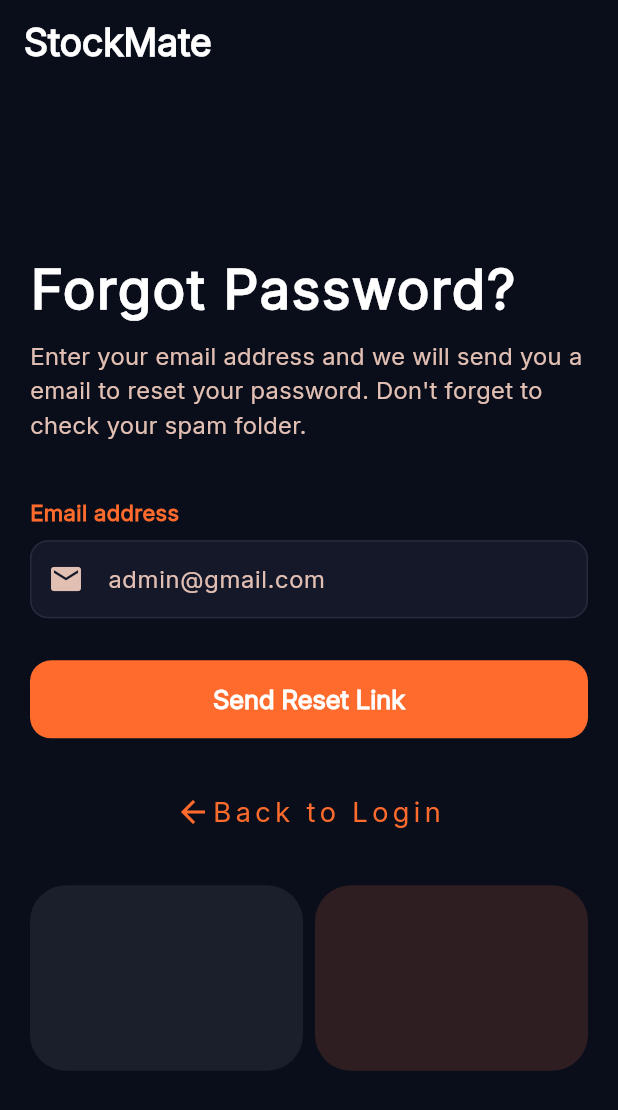
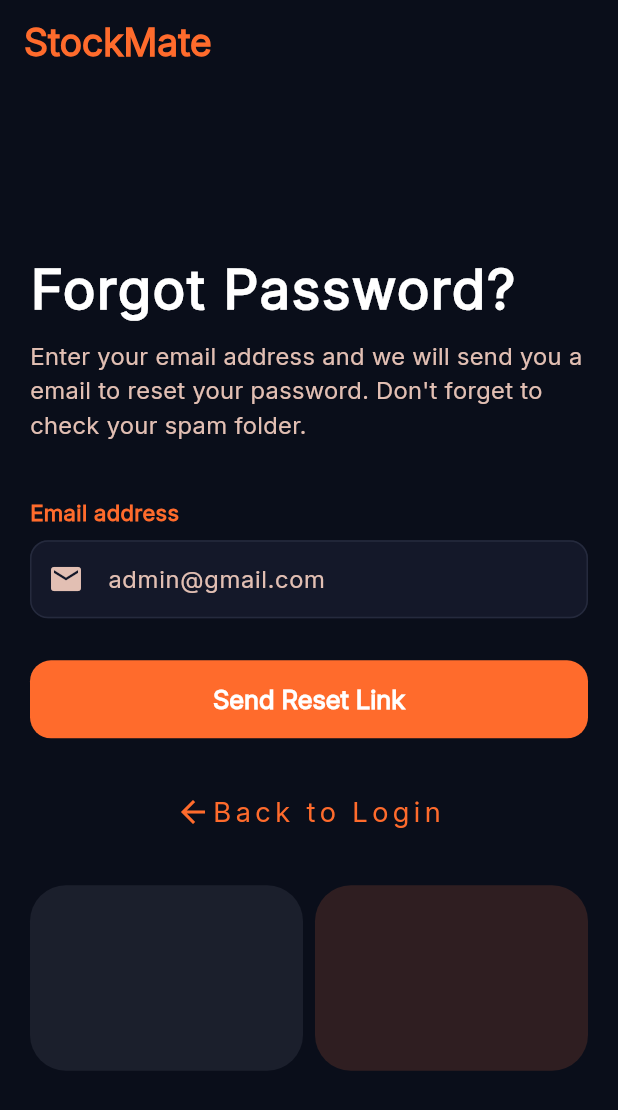
Before and after one commit to AbdelrahmanSiam/stock_mate, a Flutter app: the ForgetPasswordView screen opened by its route, on a phone screen of 412 x 824 dp. Shown: the top 1110 px of the screen. Run offline on Flutter 3.47's test engine with Material 3 defaults, Android fonts, the phone set to English and light mode, and no system bars; our stand-ins replace bloc, dartz, firebase_auth, firebase_core, flutter_bloc, get_it and 3 more; accounts and stored records are empty.

Commit message:
Finish Reset Password View UI

```diff
--- a/lib/features/auth/presentation/views/forget_password_view.dart
+++ b/lib/features/auth/presentation/views/forget_password_view.dart
@@ -1,17 +1,23 @@
 import 'package:flutter/material.dart';
 import 'package:stock_mate/core/styles/app_styles.dart';
+import 'package:stock_mate/core/theme/app_colors/app_colors_dark_mode.dart';
 import 'package:stock_mate/features/auth/presentation/views/widgets/forget_password_view_body.dart';
 import 'package:stock_mate/generated/l10n.dart';
 
 class ForgetPasswordView extends StatelessWidget {
   const ForgetPasswordView({super.key});
-
   @override
   Widget build(BuildContext context) {
     return Scaffold(
       appBar: AppBar(
+        automaticallyImplyLeading: false,
         centerTitle: false,
-        title: Text(S.of(context).appName, style: AppStyles.h2Bold22(context)),
+        title: Text(
+          S.of(context).appName,
+          style: AppStyles.h2Bold22(
+            context,
+          ).copyWith(color: AppColorsDarkMode.primary),
+        ),
       ),
       body: ForgetPasswordViewBody(),
     );
--- a/lib/features/auth/presentation/views/widgets/forget_password_button.dart
+++ b/lib/features/auth/presentation/views/widgets/forget_password_button.dart
@@ -12,7 +12,7 @@ class ForgetPasswordButton extends StatelessWidget {
   Widget build(BuildContext context) {
     return GestureDetector(
       onTap: () {
-        GoRouter.of(context).push(AppRoutes.forgetPassword);
+        GoRouter.of(context).push(AppRoutes.forgetPassword );
       },
       child: Text(
         S.of(context).forget,
--- a/lib/features/auth/presentation/views/widgets/forget_password_section.dart
+++ b/lib/features/auth/presentation/views/widgets/forget_password_section.dart
@@ -28,7 +28,7 @@ class _ForgetPasswordSectionState extends State<ForgetPasswordSection> {
             prefixIcon: Icons.email,
             controller: emailController,
             validator: (value) {
-              emailVerificationMethod(value, context);
+              return emailVerificationMethod(value, context);
             },
           ),
           const SizedBox(height: 28),
--- a/lib/features/auth/presentation/views/widgets/forget_password_view_body.dart
+++ b/lib/features/auth/presentation/views/widgets/forget_password_view_body.dart
@@ -1,17 +1,12 @@
 import 'package:flutter/material.dart';
-import 'package:stock_mate/core/styles/app_styles.dart';
-import 'package:stock_mate/core/theme/app_colors/app_colors_dark_mode.dart';
 import 'package:stock_mate/core/utils/widgets/custom_view_body.dart';
 import 'package:stock_mate/features/auth/presentation/views/widgets/back_to_login.dart';
 import 'package:stock_mate/features/auth/presentation/views/widgets/containers_row.dart';
-import 'package:stock_mate/features/auth/presentation/views/widgets/custom_auth_text_field.dart';
 import 'package:stock_mate/features/auth/presentation/views/widgets/forget_password_header.dart';
 import 'package:stock_mate/features/auth/presentation/views/widgets/forget_password_section.dart';
-import 'package:stock_mate/generated/l10n.dart';
 
 class ForgetPasswordViewBody extends StatelessWidget {
   const ForgetPasswordViewBody({super.key});
-
   @override
   Widget build(BuildContext context) {
     return CustomViewBody(
```
